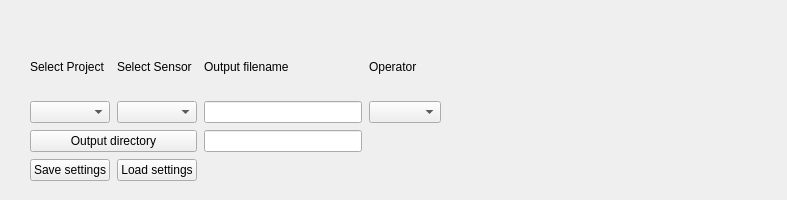
Old version of the form UniDAQ/QT_Designer_UI/Project_selector.ui in the repository Chilldose/COMET.
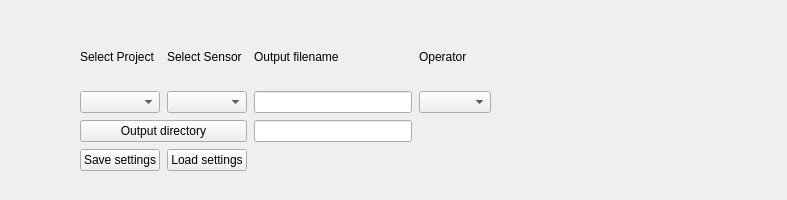
New version of the form.

```diff
--- a/UniDAQ/QT_Designer_UI/Project_selector.ui
+++ b/UniDAQ/QT_Designer_UI/Project_selector.ui
@@ -16,8 +16,8 @@
   <widget class="QWidget" name="gridLayoutWidget">
    <property name="geometry">
     <rect>
-     <x>30</x>
-     <y>40</y>
+     <x>80</x>
+     <y>30</y>
      <width>411</width>
      <height>141</height>
     </rect>
```
